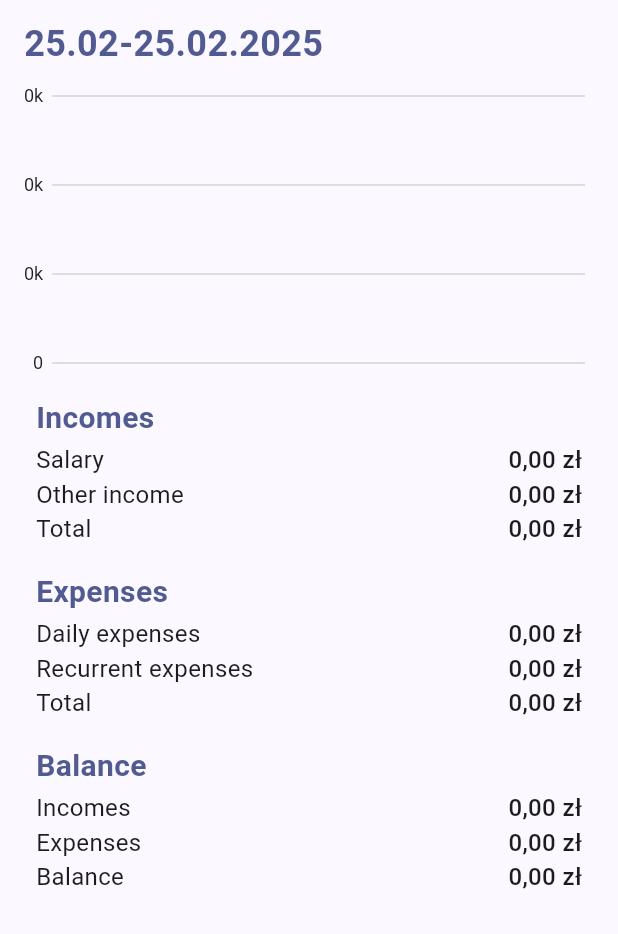
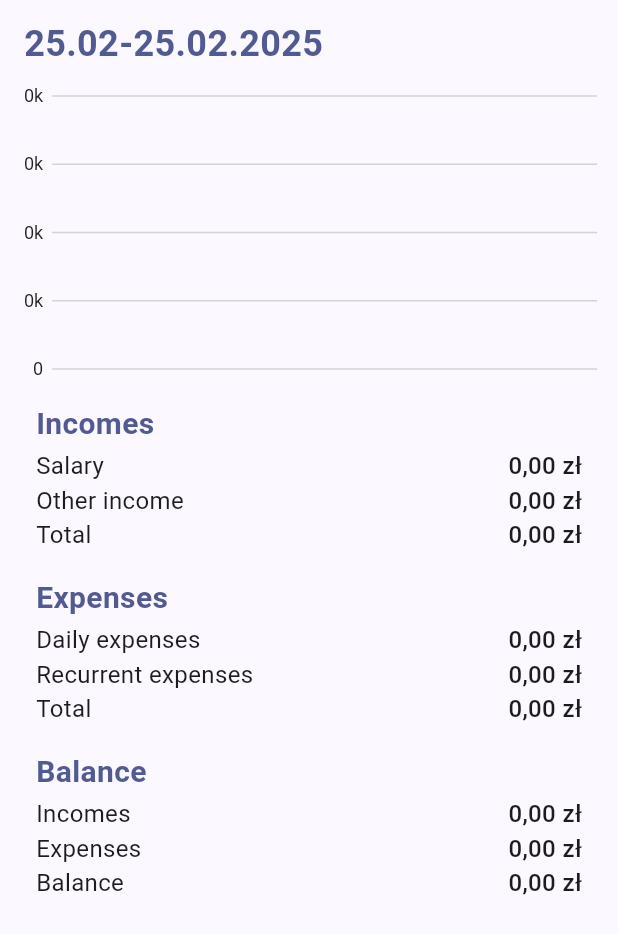
Before and after one commit to Adrian94F/BudgetManager-Mobile, a Flutter app: the SummaryScreen widget shown alone on an empty page, opened directly with empty values, on a phone screen of 412 x 824 dp. Shown: the top 934 px of the screen. Run offline on Flutter 3.47's test engine with Material 3 defaults, Android fonts, the phone set to English and light mode, and no system bars; our stand-ins replace community_charts_flutter, flutter_advanced_switch, flutter_secure_storage, flutter_slidable, jiffy; missing offline and left inert: material_table_view; accounts and stored records are empty; generated files the repository leaves out were written again; network calls fail.

Commit message:
Burndown chart fixes

```diff
--- a/lib/views/summary.dart
+++ b/lib/views/summary.dart
@@ -112,7 +112,7 @@ class _SummaryScreenState extends State<SummaryScreen> {
   Widget _buildChartPlaceholder(Map<String, dynamic> data) {
     return Container(
       width: double.infinity,
-      padding: const EdgeInsets.symmetric(vertical: 0.0, horizontal: 8.0),
+      padding: const EdgeInsets.fromLTRB(8, 0, 0, 0),
       child: AspectRatio(
         aspectRatio: 2,
         child: SimpleBurndownChart(
--- a/lib/views/widgets/month_burndown_chart.dart
+++ b/lib/views/widgets/month_burndown_chart.dart
@@ -15,7 +15,10 @@ class SimpleBurndownChart extends StatelessWidget {
   Widget build(BuildContext context) {
     var seriesList = _createSeries(context, incomes, expenses, startDate, endDate);
     var primaryMeasureAxis = NumericAxisSpec(
-      tickProviderSpec: const BasicNumericTickProviderSpec(desiredTickCount: 4),
+      tickProviderSpec: const BasicNumericTickProviderSpec(
+        desiredMinTickCount: 6,
+        desiredMaxTickCount: 7
+      ),
       tickFormatterSpec: BasicNumericTickFormatterSpec(
         (num? number) {
           return number != 0
@@ -116,9 +119,13 @@ class SimpleBurndownChart extends StatelessWidget {
       var dateMonthlyExpenses = monthlyExpensesSums[date] ?? 0.0;
       var burndown = yesterdaySum - dateExpenses;
       var previousIdealBurndown = idealBurndownData[burndownData.length - 1].sum;
+      var idealBurndownValue = previousIdealBurndown - idealDailyExpensesSum;
+      if (idealBurndownValue < 0) {
+        idealBurndownValue = 0;
+      }
       final dateStr = formatter.format(date);
       burndownData.add(BudgetBurndown(dateStr, burndown));
-      idealBurndownData.add(BudgetBurndown(dateStr, previousIdealBurndown - idealDailyExpensesSum));
+      idealBurndownData.add(BudgetBurndown(dateStr, idealBurndownValue));
       dailyExpensesData.add(BudgetBurndown(dateStr, dateExpenses));
       monthlyExpensesData.add(BudgetBurndown(dateStr, dateMonthlyExpenses));
     }
@@ -184,16 +191,21 @@ class SimpleBurndownChart extends StatelessWidget {
       date = date.add(const Duration(days: 1));
     }
 
+    if (DateTime.now().isBefore(endDate.add(Duration(days: 1))) && DateTime.now().isAfter(startDate)) {
       var todayText = DateFormat("d.MM").format(DateTime.now());
       var todaySegment = LineAnnotationSegment(
           todayText,
           RangeAnnotationAxisType.domain,
           strokeWidthPx: segmentWidth,
-        color: Theme.of(context).brightness == Brightness.light
+          color: Theme
+              .of(context)
+              .brightness == Brightness.light
               ? MaterialPalette.indigo.makeShades(10)[9]
-            : MaterialPalette.indigo.shadeDefault.darker.darker.darker.darker.darker
+              : MaterialPalette.indigo.shadeDefault.darker.darker.darker.darker
+              .darker
       );
       list.add(todaySegment);
+    }
 
     return list;
   }
```
Lines whose indentation alone changed are shown as unchanged.
